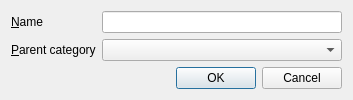
First picture: the form in NewCategoryForm.ui, repository IndigoJo/qtm-1.x, before the edit.
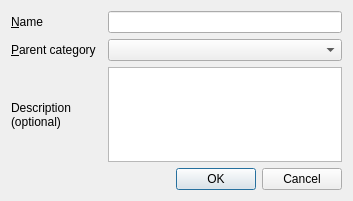
Second picture: the form after the edit.

Commit message:
Wrote the WP new category routine
EditingWindow.cc - Wrote the new category request routine
NewCategoryForm.ui - Now includes a description field
EditingWindow_ResponseHandlers.cc - Moved the wp_newCategory handler here

Diff of the .ui file:
```diff
--- a/NewCategoryForm.ui
+++ b/NewCategoryForm.ui
@@ -1,12 +1,12 @@
 <ui version="4.0" >
  <class>NewCategoryForm</class>
- <widget class="QDialog" name="NewCategoryForm" >
-  <property name="geometry" >
+ <widget class="QDialog" name="NewCategoryForm">
+  <property name="geometry">
    <rect>
     <x>0</x>
     <y>0</y>
     <width>353</width>
-    <height>95</height>
+    <height>201</height>
    </rect>
   </property>
   <property name="windowTitle" >
@@ -39,9 +39,26 @@
    <item row="1" column="1" >
     <widget class="QComboBox" name="cbParent" />
    </item>
-   <item row="2" column="0" colspan="2" >
-    <widget class="QDialogButtonBox" name="buttonBox" >
-     <property name="orientation" >
+   <item row="2" column="0">
+    <widget class="QLabel" name="label_3">
+     <property name="text">
+      <string>Description (optional)</string>
+     </property>
+     <property name="wordWrap">
+      <bool>true</bool>
+     </property>
+    </widget>
+   </item>
+   <item row="2" column="1">
+    <widget class="QTextEdit" name="teDescription">
+     <property name="acceptRichText">
+      <bool>false</bool>
+     </property>
+    </widget>
+   </item>
+   <item row="3" column="1">
+    <widget class="QDialogButtonBox" name="buttonBox">
+     <property name="orientation">
       <enum>Qt::Horizontal</enum>
      </property>
      <property name="standardButtons" >
```
Left out of the diff: 41 changed lines with no effect on the pictures. The commit also changes 2 other files.
